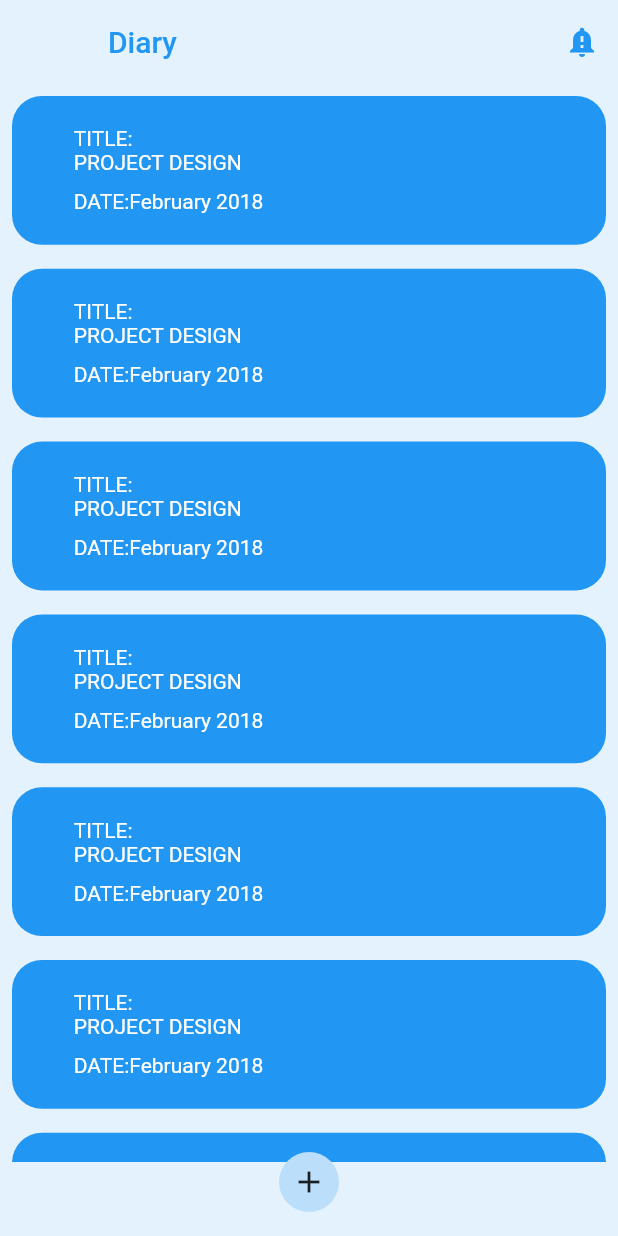
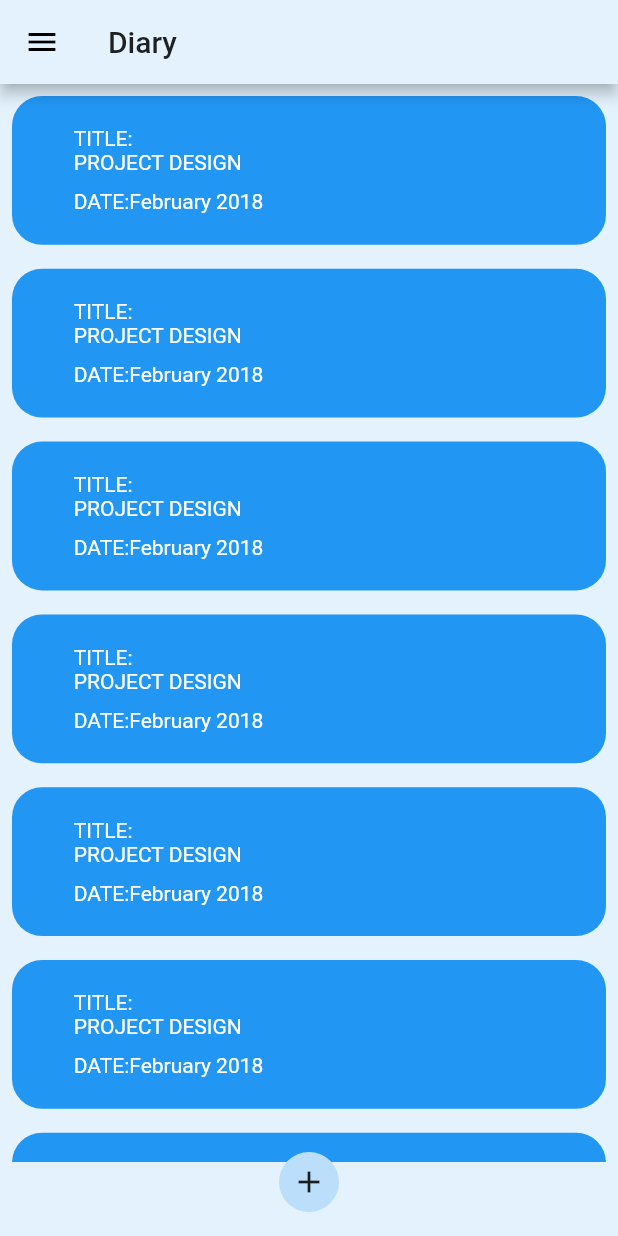
Before and after one commit to Manuel-Seyram/project_work, a Flutter app: the Diary screen opened directly, on a phone screen of 412 x 824 dp. Run offline on Flutter 3.47's test engine with Material 2 defaults, Android fonts, the phone set to English and light mode, and no system bars; our stand-ins replace flutter_rating_bar, flutter_snake_navigationbar, video_player; missing offline and left inert: dart:ffi, flutter_sound.

Commit message:
Update diary.dart

```diff
--- a/lib/extra pages/screen/tabs/diary.dart
+++ b/lib/extra pages/screen/tabs/diary.dart
@@ -1,4 +1,3 @@
-import 'package:project_work/extra pages/widget/appBar.dart';
 import 'package:flutter/material.dart';
 
 class Diary extends StatefulWidget {
@@ -10,7 +9,64 @@ class _DiaryState extends State<Diary> {
   @override
   Widget build(BuildContext context) {
     return Scaffold(
-      appBar: appBar("Diary"),
+
+      appBar: AppBar(
+
+        title: Text("Diary", textAlign: TextAlign.center,),
+        backgroundColor: Color(0xffe3f2fd),
+      ),
+
+
+      drawer: new Drawer (
+
+              child: ListView(
+
+                children : <Widget>[
+
+                  ListTile(
+
+                    onTap: (){},
+                    leading: Icon(Icons.arrow_back),
+                    title: Text("Back"),
+
+                  ),
+
+                  ListTile(
+
+                    onTap: (){},
+                    leading: Icon(Icons.home),
+                    title: Text("Home"),
+                  ),
+
+                  ListTile(
+
+                    onTap: (){},
+                    leading: Icon(Icons.settings),
+                    title: Text("Settings"),
+                  ),
+
+
+                   ListTile(
+
+                    onTap: (){},
+                    leading: Icon(Icons.mood_bad),
+                    title: Text("Logout"),
+                  ),
+
+
+
+
+                ]
+              ),
+
+         ),
+
+
+
+
+
+
+
       backgroundColor: Color(0xffe3f2fd),
       body: Column(
         children: <Widget>[
```
